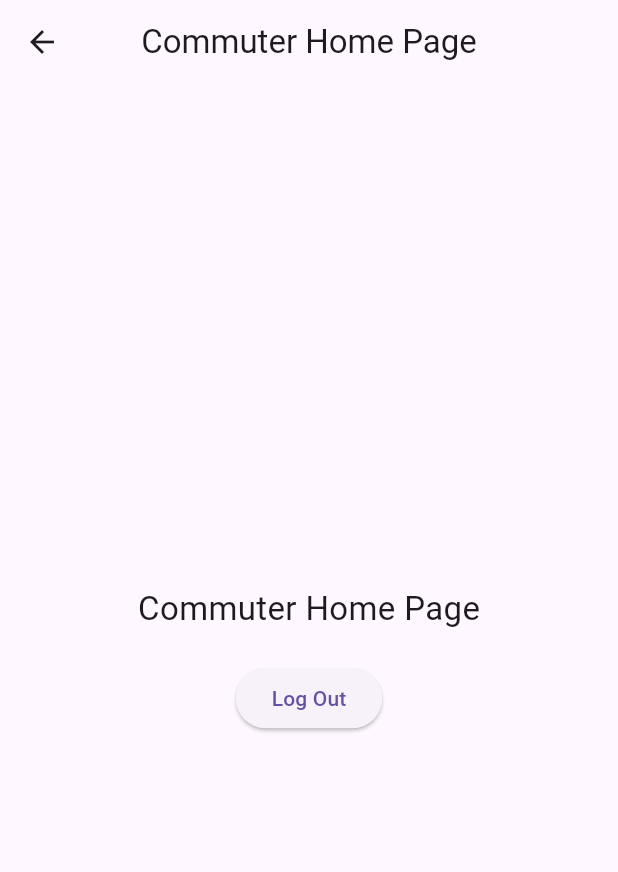
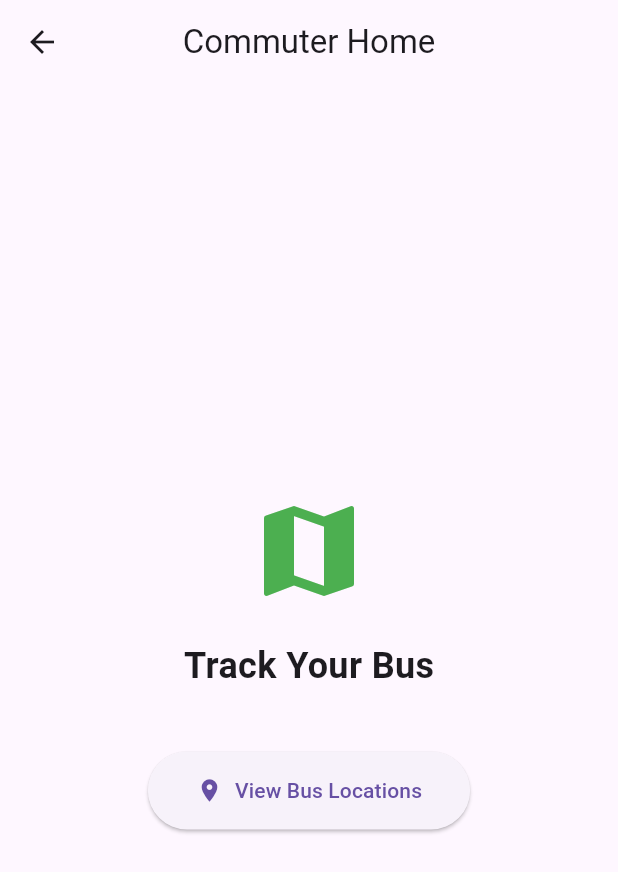
Before and after one commit to diablojin/Smart-Bus-Tracking-FYP, a Flutter app: the CommuterHomePage screen opened directly, on a phone screen of 412 x 824 dp. Shown: the top 872 px of the screen. Run offline on Flutter 3.47's test engine with Material 3 defaults, Android fonts, the phone set to English and light mode, and no system bars; our stand-ins replace geolocator, google_maps_flutter, supabase_flutter, wakelock_plus; missing offline and left inert: mqtt_client; accounts and stored records are empty.

```diff
--- a/lib/commuter_home_page.dart
+++ b/lib/commuter_home_page.dart
@@ -1,9 +1,5 @@
 import 'package:flutter/material.dart';
-import 'package:supabase_flutter/supabase_flutter.dart';
-
-import 'auth_page.dart';
-
-final supabase = Supabase.instance.client;
+import 'commuter_map_page.dart';
 
 class CommuterHomePage extends StatelessWidget {
   const CommuterHomePage({super.key});
@@ -12,32 +8,31 @@ class CommuterHomePage extends StatelessWidget {
   Widget build(BuildContext context) {
     return Scaffold(
       appBar: AppBar(
-        title: const Text('Commuter Home Page'),
+        title: const Text('Commuter Home'),
         centerTitle: true,
       ),
-
       body: Center(
         child: Column(
           mainAxisAlignment: MainAxisAlignment.center,
           children: [
+            const Icon(Icons.map, size: 80, color: Colors.green),
+            const SizedBox(height: 20),
             const Text(
-              'Commuter Home Page',
-              style: TextStyle(fontSize: 22),
+              'Track Your Bus',
+              style: TextStyle(fontSize: 24, fontWeight: FontWeight.bold),
             ),
-
-            const SizedBox(height: 20),
-
-            ElevatedButton(
-              onPressed: () async {
-                await supabase.auth.signOut();
-
-                if (!context.mounted) return;
-
+            const SizedBox(height: 40),
+            ElevatedButton.icon(
+              onPressed: () {
                 Navigator.of(context).pushReplacement(
-                  MaterialPageRoute(builder: (_) => const AuthPage()),
+                  MaterialPageRoute(builder: (_) => const CommuterMapPage()),
                 );
               },
-              child: const Text('Log Out'),
+              icon: const Icon(Icons.location_on),
+              label: const Text('View Bus Locations'),
+              style: ElevatedButton.styleFrom(
+                padding: const EdgeInsets.symmetric(horizontal: 32, vertical: 16),
+              ),
             ),
           ],
         ),
--- a/lib/mqtt_service.dart
+++ b/lib/mqtt_service.dart
@@ -214,9 +214,6 @@ class MqttService {
           busId = parts.length >= 4 ? parts[3] : 'unknown_bus';
         }
 
-        final statusFromData = data['status'] as String? ?? 'In Service';
-        print('📦 MQTT: Raw status from JSON: "${data['status']}" -> Parsed: "$statusFromData"');
-
         final location = BusLocation(
           busId: busId,
           routeId: routeId,
@@ -225,12 +222,11 @@ class MqttService {
           timestamp: DateTime.fromMillisecondsSinceEpoch(
             (data['timestamp'] as int) * 1000,
           ),
-          status: statusFromData,
+          status: data['status'] as String? ?? 'In Service',
         );
 
         print('MQTT: Parsed BusLocation: '
             'routeId=${location.routeId}, busId=${location.busId}, '
-            'status="${location.status}", '
             'lat=${location.lat}, lng=${location.lng}');
 
         _busLocationController.add(location);
```
Also changed, not shown: lib/driver_home_page.dart (+15 -15 lines), lib/main.dart (+8 -3 lines).
